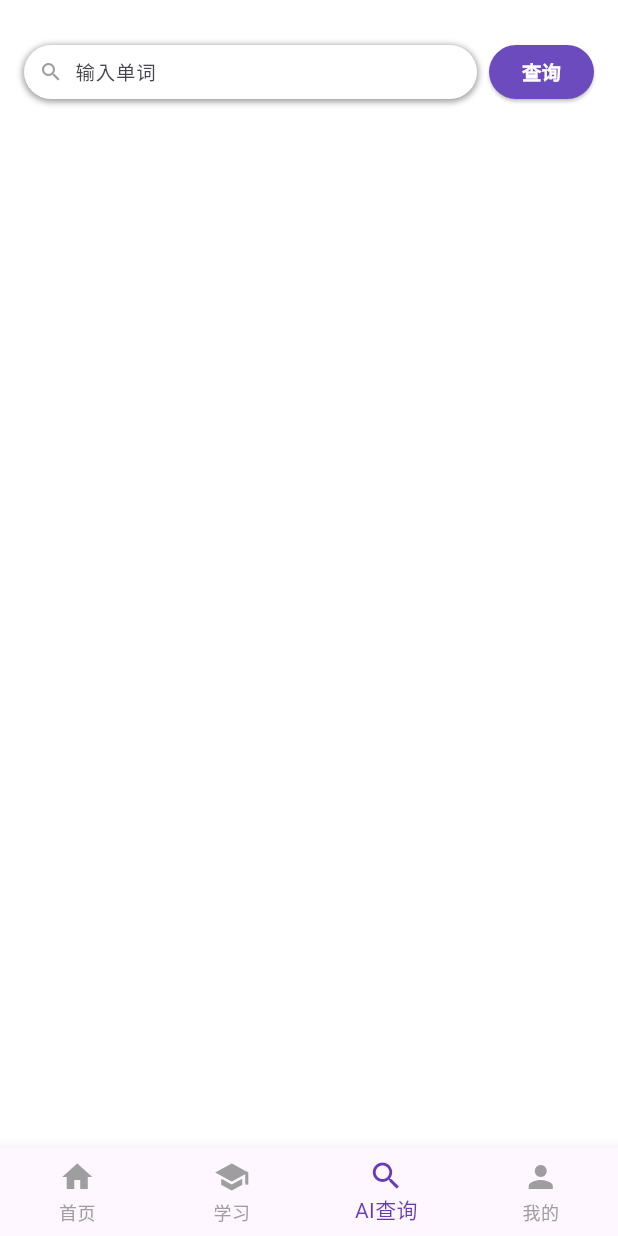
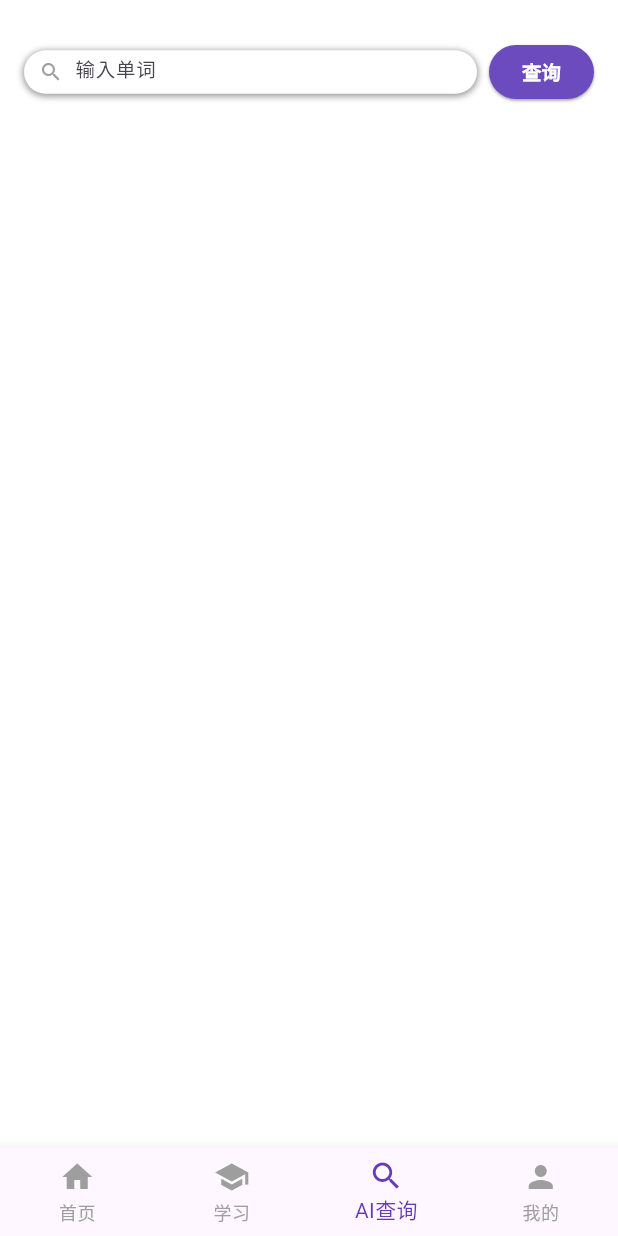
Before and after one commit to Dolores18/mika_app, a Flutter app: the screen it shows after launch, item 3 of the bottom bar chosen, on a phone screen of 412 x 824 dp. Run offline on Flutter 3.47's test engine with Material 3 defaults, Android fonts, the phone set to English and light mode, and no system bars; our stand-ins replace flutter_markdown; missing offline and left inert: markdown.

Commit message:
手动校准高度

```diff
--- a/lib/pages/word_lookup_page.dart
+++ b/lib/pages/word_lookup_page.dart
@@ -238,7 +238,7 @@ class _WordLookupPageState extends State<WordLookupPage> {
                         Expanded(
                           flex: 7,
                           child: Container(
-                            height: 36,
+                            height: 29,
                             decoration: BoxDecoration(
                               color: Colors.white,
                               borderRadius: BorderRadius.circular(36),
@@ -289,9 +289,20 @@ class _WordLookupPageState extends State<WordLookupPage> {
                           ),
                         ),
                         const SizedBox(width: 8),
-                        SizedBox(
+                        Container(
                           height: 36,
                           width: 70,
+                          decoration: BoxDecoration(
+                            borderRadius: BorderRadius.circular(36),
+                            boxShadow: [
+                              BoxShadow(
+                                color: Colors.grey.withValues(alpha: 41),
+                                spreadRadius: 0,
+                                blurRadius: 1,
+                                offset: const Offset(0, 1),
+                              ),
+                            ],
+                          ),
                           child: ElevatedButton(
                             onPressed:
                                 _isLoading
@@ -303,13 +314,14 @@ class _WordLookupPageState extends State<WordLookupPage> {
                                       }
                                     },
                             style: ElevatedButton.styleFrom(
-                              backgroundColor: const Color(0xFF6b4bbd), // 紫色按钮
+                              backgroundColor: const Color(0xFF6b4bbd),
                               foregroundColor: Colors.white,
                               shape: RoundedRectangleBorder(
-                                borderRadius: BorderRadius.circular(25),
+                                borderRadius: BorderRadius.circular(37),
                               ),
-                              elevation: 1,
+                              elevation: 0,
                               padding: EdgeInsets.zero,
+                              tapTargetSize: MaterialTapTargetSize.shrinkWrap,
                             ),
                             child: const Center(
                               child: Text(
```
